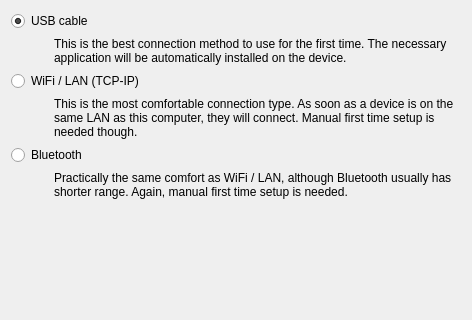
This is DesktopClient/src/UI/Pages/PgConnectionType.ui in madmaxoft/Deskemes as Qt 5 draws it before an edit; both pictures show x 0 to 472 and y 0 to 320 of the 472 by 528 pixel window. The edited form follows.
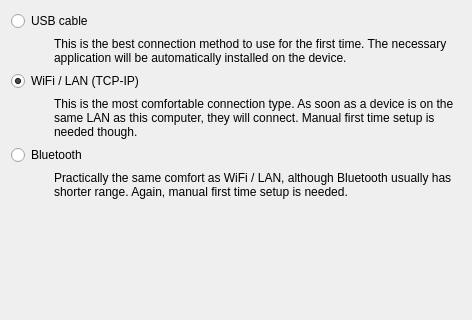
This is the edited form. Icons and pictures are not drawn.

Patch:
```diff
--- a/DesktopClient/src/UI/Pages/PgConnectionType.ui
+++ b/DesktopClient/src/UI/Pages/PgConnectionType.ui
@@ -20,7 +20,7 @@
       <string>USB cable</string>
      </property>
      <property name="checked">
-      <bool>true</bool>
+      <bool>false</bool>
      </property>
     </widget>
    </item>
@@ -69,7 +69,7 @@
       <string>WiFi / LAN (TCP-IP)</string>
      </property>
      <property name="checked">
-      <bool>false</bool>
+      <bool>true</bool>
      </property>
     </widget>
    </item>
```
